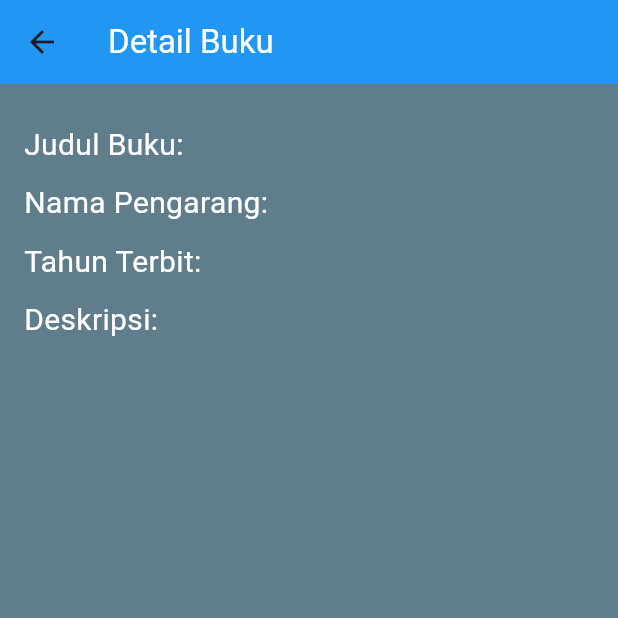
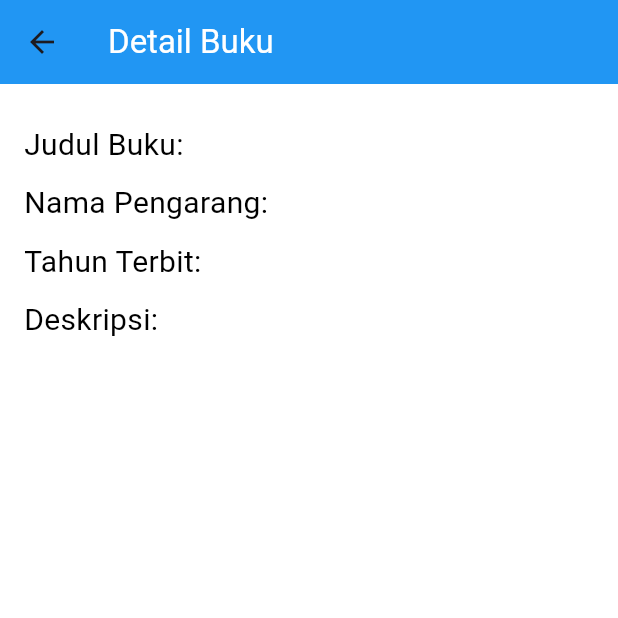
Before and after one commit to SIPalingMumet/Perpus_App, a Flutter app: the DisplayPage screen opened directly with empty values, on a phone screen of 412 x 824 dp, the top half of it. Run offline on Flutter 3.47's test engine with Material 3 defaults, Android fonts, the phone set to English and light mode, and no system bars.

Commit message:
menyelesaikan bug yang terjadi

```diff
--- a/lib/AddPage.dart
+++ b/lib/AddPage.dart
@@ -54,7 +54,7 @@ class _AddPageState extends State<AddPage> {
         ),
       ),
       body: Container(
-        color: Colors.blueGrey,
+        color: Colors.white,
         width: double.infinity,
         height: double.infinity,
         child: Padding(
--- a/lib/main.dart
+++ b/lib/main.dart
@@ -65,7 +65,10 @@ class _HomePageState extends State<HomePage> {
           TextButton(
             onPressed: () {
               setState(() {
+                Book bookToRemove = addedBooks[index];
                 addedBooks.removeAt(index);
+                books.remove(bookToRemove);
+                _filteredBooks = books;  // Sync filteredBooks with books
               });
               Navigator.of(context).pop();
             },
@@ -77,9 +80,15 @@ class _HomePageState extends State<HomePage> {
   );
 }
 
+
   void _updateBook(int index, Book updatedBook) {
   setState(() {
     addedBooks[index] = updatedBook;
+    int bookIndex = books.indexWhere((book) => book.title == addedBooks[index].title && book.author == addedBooks[index].author);
+    if (bookIndex != -1) {
+      books[bookIndex] = updatedBook;
+    }
+    _filteredBooks = books;  // Sync filteredBooks with books
   });
 }
 
@@ -116,6 +125,7 @@ class _HomePageState extends State<HomePage> {
     },
   );
 }
+
 
   List<Book> _filteredBooks = [];
 
@@ -214,7 +224,7 @@ class DisplayPage extends StatelessWidget {
         ),
       ),
       body: Container(
-        color: Colors.blueGrey,
+        color: Colors.white,
         width: double.infinity,
         height: double.infinity,
         child: Padding(
@@ -225,22 +235,22 @@ class DisplayPage extends StatelessWidget {
               SizedBox(height: 10,),
               Text(
                 "Judul Buku: ${book.title}",
-                style: TextStyle(fontSize: 20, color: Colors.white),
+                style: TextStyle(fontSize: 20, color: const Color.fromARGB(255, 0, 0, 0)),
               ),
               SizedBox(height: 10,),
               Text(
                 "Nama Pengarang: ${book.author}",
-                style: TextStyle(fontSize: 20, color: Colors.white),
+                style: TextStyle(fontSize: 20, color: const Color.fromARGB(255, 0, 0, 0)),
               ),
               SizedBox(height: 10,),
               Text(
                 "Tahun Terbit: ${book.year}",
-                style: TextStyle(fontSize: 20, color: Colors.white),
+                style: TextStyle(fontSize: 20, color: const Color.fromARGB(255, 0, 0, 0)),
               ),
               SizedBox(height: 10,),
               Text(
                 "Deskripsi: ${book.description}",
-                style: TextStyle(fontSize: 20, color: Colors.white),
+                style: TextStyle(fontSize: 20, color: const Color.fromARGB(255, 0, 0, 0)),
               ),
             ],
           ),
--- a/lib/update_page.dart
+++ b/lib/update_page.dart
@@ -68,7 +68,7 @@ class _UpdatePageState extends State<UpdatePage> {
         ),
       ),
       body: Container(
-        color: Colors.blueGrey,
+        color: Colors.white,
         width: double.infinity,
         height: double.infinity,
         child: Padding(
```
Also changed, not shown: lib/added_books_page.dart (line endings or trailing spaces). Lines whose indentation alone changed are shown as unchanged.
